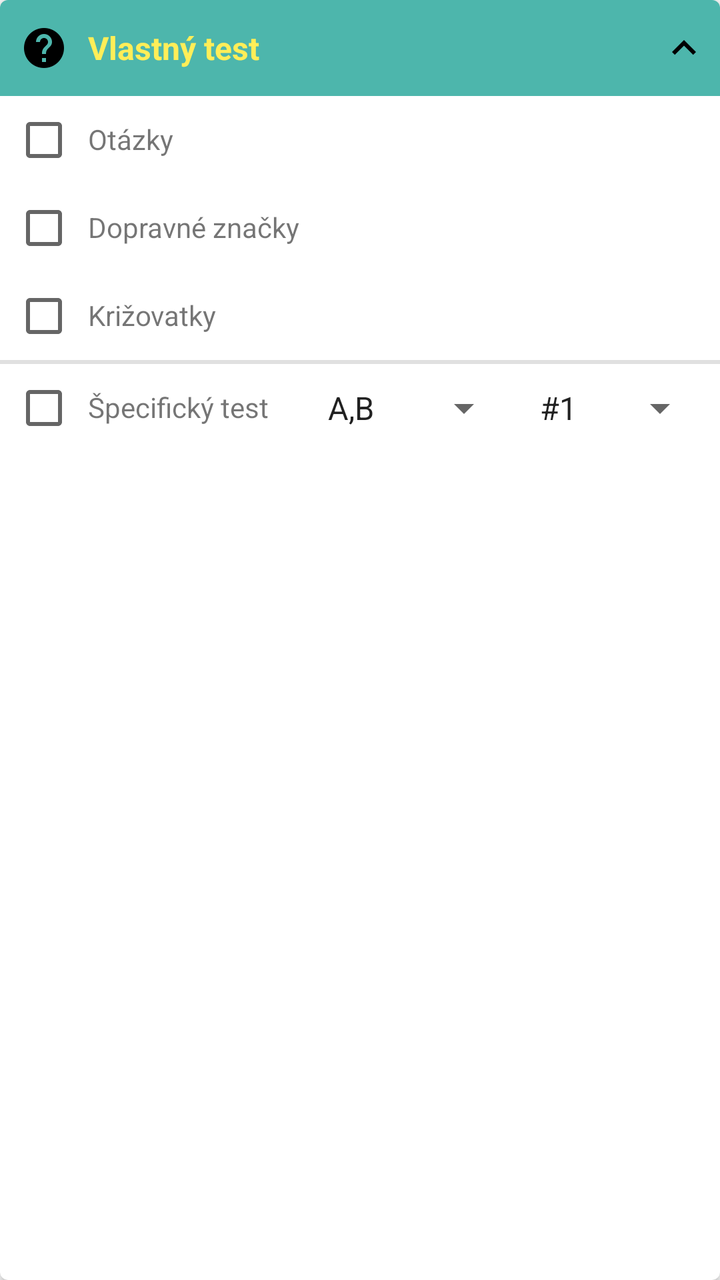
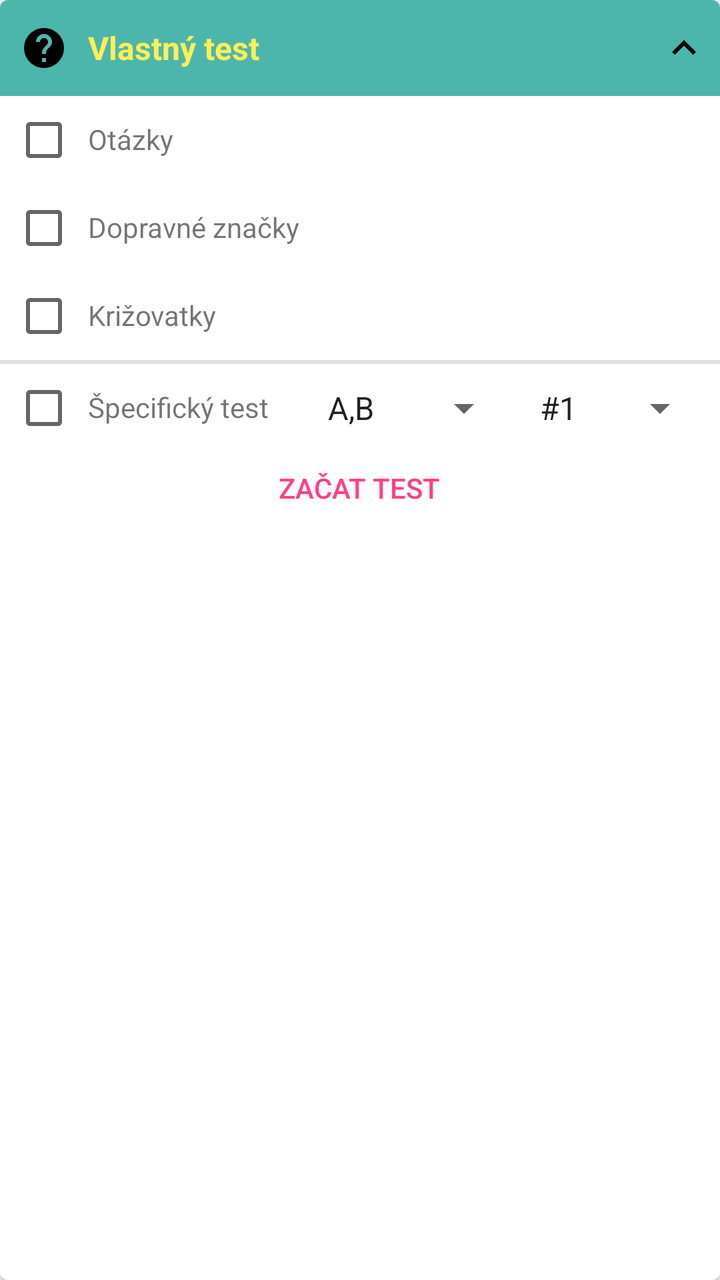

Compare the two renders of this Android layout. The source of the first and the diff that turns it into the second are given below.
<!-- AndroidManifest.xml: application theme MyTheme.Light -->
<!-- res/layout/tests_custom_test.xml -->
<?xml version="1.0" encoding="utf-8"?>
<android.support.v7.widget.CardView
    android:id="@+id/card_view"
    xmlns:android="http://schemas.android.com/apk/res/android"
    xmlns:card_view="http://schemas.android.com/apk/res-auto"
    xmlns:tools="http://schemas.android.com/tools"
    android:layout_width="match_parent"
    android:layout_height="wrap_content"
    android:background="@color/colorCards"
    card_view:cardCornerRadius="4dp"
    tools:context=".MainActivity">

    
    <RelativeLayout
        android:layout_width="match_parent"
        android:layout_height="48dp"
        android:background="@color/colorSecondary"
        android:gravity="center_vertical">

        
        <ImageView
            android:id="@+id/title_icon"
            android:layout_width="24dp"
            android:layout_height="24dp"
            android:layout_centerVertical="true"
            android:layout_margin="10dp"
            android:background="@drawable/ic_help_black_24dp"
            android:contentDescription="@string/cd_test_category_icon"/>

        
        <TextView
            android:id="@+id/title_text"
            android:layout_width="wrap_content"
            android:layout_height="match_parent"
            android:layout_toEndOf="@id/title_icon"
            android:layout_toRightOf="@id/title_icon"
            android:gravity="center_vertical"
            android:text="@string/vlastny_test_title"
            android:textColor="#FFEE58"
            android:textSize="16sp"
            android:textStyle="bold"/>

        
        <ImageButton
            android:id="@+id/expand_icon"
            style="?android:attr/borderlessButtonStyle"
            android:layout_width="24dp"
            android:layout_height="24dp"
            android:layout_alignParentEnd="true"
            android:layout_alignParentRight="true"
            android:layout_centerVertical="true"
            android:layout_margin="6dp"
            android:background="@drawable/ic_expand_less_black_24dp"
            android:contentDescription="@string/cd_expand_icon"/>

    </RelativeLayout>

    
    <LinearLayout
        android:layout_width="match_parent"
        android:layout_height="wrap_content"
        android:layout_marginTop="48dp"
        android:orientation="vertical">

        
        <RelativeLayout
            android:id="@+id/otazky"
            android:layout_width="fill_parent"
            android:layout_height="wrap_content">

            <CheckBox
                android:id="@+id/otazky_checkbox"
                android:layout_width="wrap_content"
                android:layout_height="wrap_content"
                android:layout_gravity="center_vertical"
                android:layout_margin="6dp"/>

            <TextView
                android:layout_width="wrap_content"
                android:layout_height="wrap_content"
                android:layout_marginTop="12dp"
                android:layout_toEndOf="@id/otazky_checkbox"
                android:layout_toRightOf="@id/otazky_checkbox"
                android:text="@string/vlastny_test_otazky"/>

        </RelativeLayout>

        
        <RelativeLayout
            android:id="@+id/dopravne_znacky"
            android:layout_width="fill_parent"
            android:layout_height="wrap_content">

            <CheckBox
                android:id="@+id/dopravne_znacky_checkbox"
                android:layout_width="wrap_content"
                android:layout_height="wrap_content"
                android:layout_gravity="center_vertical"
                android:layout_margin="6dp"/>

            <TextView
                android:layout_width="wrap_content"
                android:layout_height="wrap_content"
                android:layout_marginTop="12dp"
                android:layout_toEndOf="@id/dopravne_znacky_checkbox"
                android:layout_toRightOf="@id/dopravne_znacky_checkbox"
                android:text="@string/vlastny_test_dopravne_znacky"/>

        </RelativeLayout>

        
        <RelativeLayout
            android:id="@+id/krizovatky"
            android:layout_width="fill_parent"
            android:layout_height="wrap_content">

            <CheckBox
                android:id="@+id/krizovatky_checkbox"
                android:layout_width="wrap_content"
                android:layout_height="wrap_content"
                android:layout_gravity="center_vertical"
                android:layout_margin="6dp"/>

            <TextView
                android:layout_width="wrap_content"
                android:layout_height="wrap_content"
                android:layout_marginTop="12dp"
                android:layout_toEndOf="@id/krizovatky_checkbox"
                android:layout_toRightOf="@id/krizovatky_checkbox"
                android:text="@string/vlastny_test_krizovatky"/>

        </RelativeLayout>

        <View
            android:layout_width="fill_parent"
            android:layout_height="2dp"
            android:background="@color/grey_300"/>

        
        <RelativeLayout
            android:id="@+id/specificky_test_wrapper"
            android:layout_width="fill_parent"
            android:layout_height="wrap_content">

            <CheckBox
                android:id="@+id/specificky_test_checkbox"
                android:layout_width="wrap_content"
                android:layout_height="wrap_content"
                android:layout_gravity="center_vertical"
                android:layout_margin="6dp"/>

            <TextView
                android:layout_width="wrap_content"
                android:layout_height="wrap_content"
                android:layout_marginTop="12dp"
                android:layout_toEndOf="@id/specificky_test_checkbox"
                android:layout_toRightOf="@id/specificky_test_checkbox"
                android:text="@string/vlastny_test_specificky_test"/>

            <LinearLayout
                android:layout_width="wrap_content"
                android:layout_height="28dp"
                android:layout_alignParentEnd="true"
                android:layout_alignParentRight="true"
                android:layout_marginEnd="6dp"
                android:layout_marginRight="6dp"
                android:layout_marginTop="10dp"
                android:orientation="horizontal">

                <Spinner
                    android:id="@+id/spinner_test_categories"
                    android:layout_width="wrap_content"
                    android:layout_height="wrap_content"
                    android:entries="@array/test_categories"/>

                <Spinner
                    android:id="@+id/spinner_test_indexes"
                    android:layout_width="wrap_content"
                    android:layout_height="wrap_content"
                    android:layout_marginLeft="6dp"
                    android:layout_marginStart="6dp"
                    android:entries="@array/test_indexes"/>

            </LinearLayout>

        </RelativeLayout>

    </LinearLayout>

</android.support.v7.widget.CardView>
<!-- resources referenced by this layout -->
<resources>
  <string-array name="test_categories">
          <item>A,B</item>
          <item>C,D,T</item>
      </string-array>
  <string-array name="test_indexes">
          <item>#1</item>
          <item>#2</item>
          <item>#3</item>
          <item>#4</item>
          <item>#5</item>
          <item>#6</item>
          <item>#7</item>
          <item>#8</item>
          <item>#9</item>
          <item>#10</item>
          <item>#11</item>
      </string-array>
  <color name="colorCards" type="color">#ffffff</color>
  <color name="colorSecondary" type="color">@color/deep_teal_300</color>
  <color name="grey_300" type="color">#E0E0E0</color>
  <!-- drawable ic_expand_less_black_24dp: png bitmap (drawable-hdpi, 149 bytes) -->
  <!-- drawable ic_help_black_24dp: png bitmap (drawable-hdpi, 458 bytes) -->
  <string name="cd_expand_icon">Zobraziť viac/menej</string>
  <string name="cd_test_category_icon">Ikona kategórie testu</string>
  <string name="vlastny_test_dopravne_znacky">Dopravné značky</string>
  <string name="vlastny_test_krizovatky">Križovatky</string>
  <string name="vlastny_test_otazky">Otázky</string>
  <string name="vlastny_test_specificky_test">Špecifický test</string>
  <string name="vlastny_test_title">Vlastný test</string>
  <style name="MyTheme.Light" parent="@style/Theme.AppCompat.Light.NoActionBar">
          
          
          <item name="colorPrimary">@color/colorPrimary</item>
          <item name="colorPrimaryDark">@color/colorPrimaryDark</item>
      </style>
  <color name="deep_teal_300" type="color">#4DB6AC</color>
  <color name="colorPrimary" type="color">#4285F4</color>
  <color name="colorPrimaryDark" type="color">#3367D6</color>
</resources>

<!-- the commit's change to res/layout/tests_custom_test.xml (unified diff, before → after) -->
@@ -158,6 +158,7 @@
                 android:text="@string/vlastny_test_specificky_test"/>
 
             <LinearLayout
+                android:id="@+id/specificky_test_spinners_wrapper"
                 android:layout_width="wrap_content"
                 android:layout_height="28dp"
                 android:layout_alignParentEnd="true"
@@ -183,6 +184,18 @@
 
             </LinearLayout>
 
+            <Button
+                style="?android:attr/borderlessButtonStyle"
+                android:layout_width="wrap_content"
+                android:layout_height="wrap_content"
+                android:layout_centerHorizontal="true"
+                android:layout_below="@id/specificky_test_spinners_wrapper"
+                android:layout_marginEnd="6dp"
+                android:layout_marginRight="6dp"
+                android:gravity="center"
+                android:text="@string/vlastny_test_zacat_test"
+                android:textColor="@color/colorAccent"/>
+
         </RelativeLayout>
 
     </LinearLayout>
<!-- resource entries referenced after the edit -->
@@ -17,6 +17,7 @@
           <item>#10</item>
           <item>#11</item>
       </string-array>
+  <color name="colorAccent" type="color">#FF4081</color>
   <color name="colorCards" type="color">#ffffff</color>
   <color name="colorSecondary" type="color">@color/deep_teal_300</color>
   <color name="grey_300" type="color">#E0E0E0</color>
@@ -29,6 +30,7 @@
   <string name="vlastny_test_otazky">Otázky</string>
   <string name="vlastny_test_specificky_test">Špecifický test</string>
   <string name="vlastny_test_title">Vlastný test</string>
+  <string name="vlastny_test_zacat_test">ZAČAT TEST</string>
   <style name="MyTheme.Light" parent="@style/Theme.AppCompat.Light.NoActionBar">
           
           
